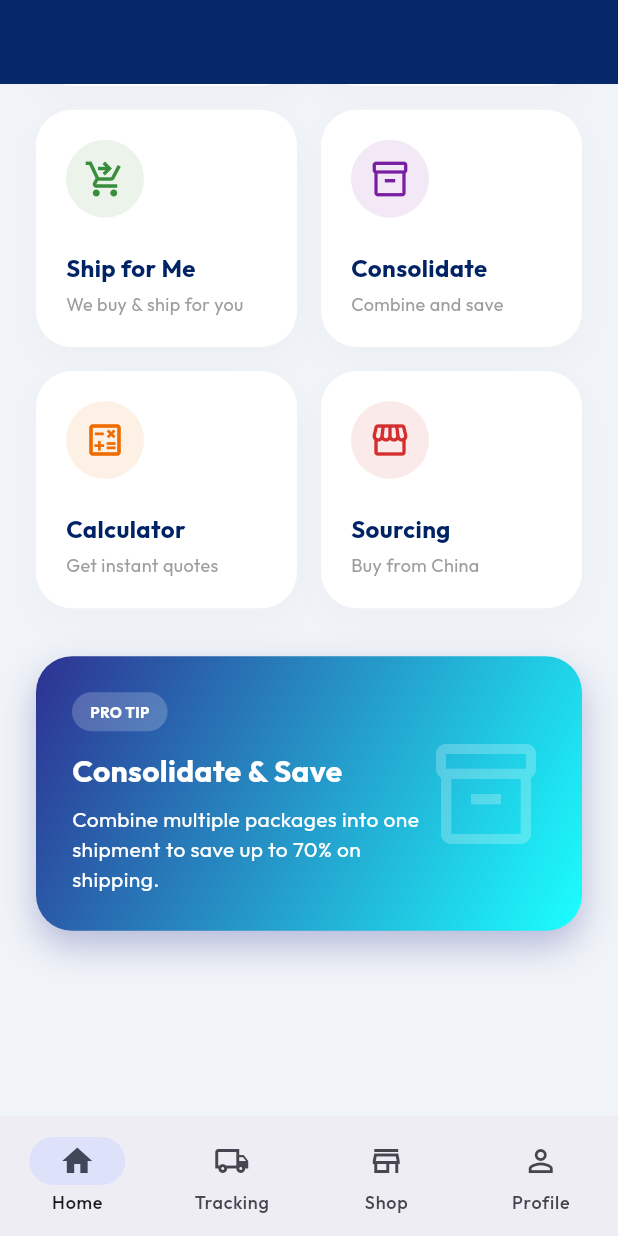
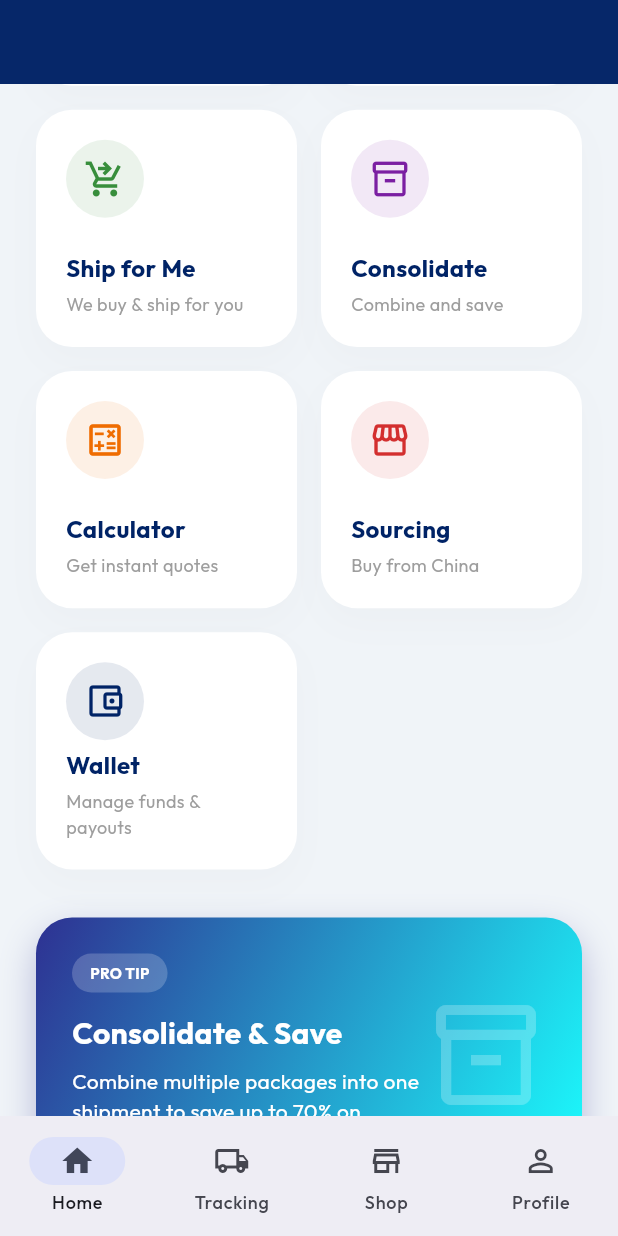
Before and after one commit to Travsify/globalline, a Flutter app: the HomeScreen screen opened by its route, scrolled down 447 dp, on a phone screen of 412 x 824 dp. Run offline on Flutter 3.47's test engine with Material 3 defaults, Android fonts, the phone set to English and light mode, and no system bars; our stand-ins replace connectivity_plus, dio, flutter_riverpod, flutter_secure_storage, go_router, google_fonts and 3 more; missing offline and left inert: flutter_paystack_plus, flutter_stripe; accounts and stored records are empty.

Commit message:
Fix: Add navigation entry points for Wallet and Pay Supplier features

```diff
--- a/mobile/lib/features/home/presentation/screens/home_screen.dart
+++ b/mobile/lib/features/home/presentation/screens/home_screen.dart
@@ -114,7 +114,9 @@ class HomeScreen extends ConsumerWidget {
                           ),
                           const Spacer(),
                           // Wallet Balance Card
-                          Container(
+                          GestureDetector(
+                            onTap: () => context.push('/wallet'),
+                            child: Container(
                               width: double.infinity,
                               padding: const EdgeInsets.all(20),
                               decoration: BoxDecoration(
@@ -169,6 +171,7 @@ class HomeScreen extends ConsumerWidget {
                                     ),
                                   ),
                                 ],
+                              ),
                             ),
                           ),
                         ],
@@ -244,6 +247,13 @@ class HomeScreen extends ConsumerWidget {
                           icon: Icons.storefront_outlined,
                           color: Colors.red.shade700,
                           onTap: () => context.go('/shop'),
+                        ),
+                        _ServiceCard(
+                          title: "Wallet",
+                          subtitle: "Manage funds & payouts",
+                          icon: Icons.account_balance_wallet_outlined,
+                          color: const Color(0xFF002366),
+                          onTap: () => context.push('/wallet'),
                         ),
                       ],
                     ),
```
Lines whose indentation alone changed are shown as unchanged.
